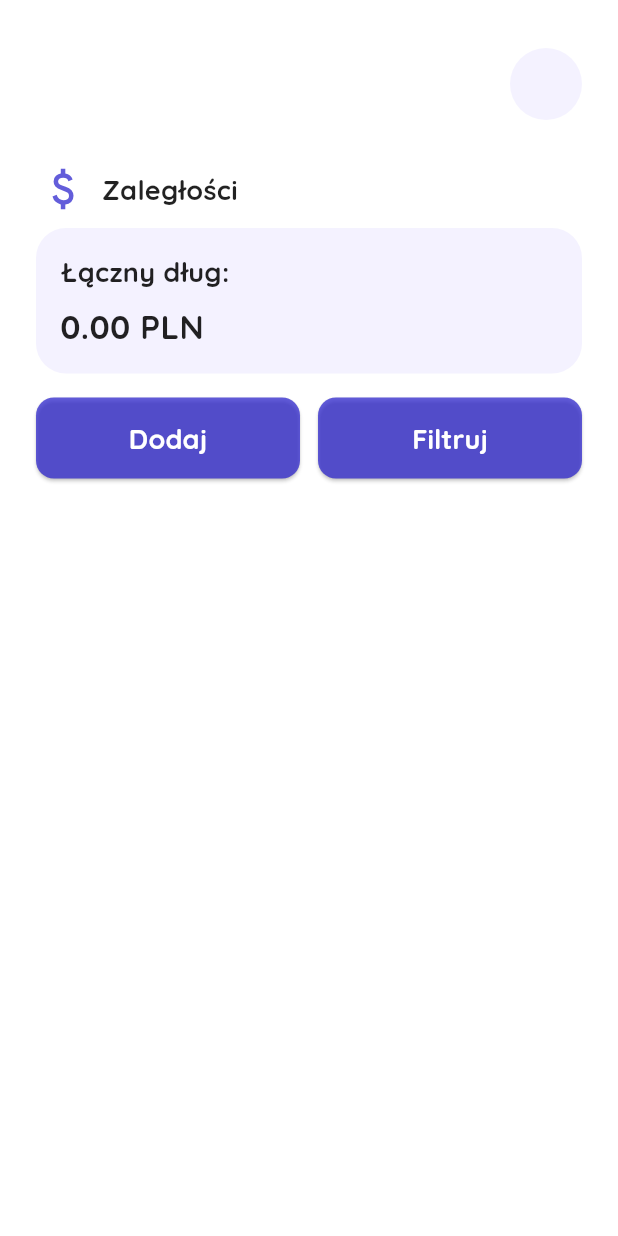
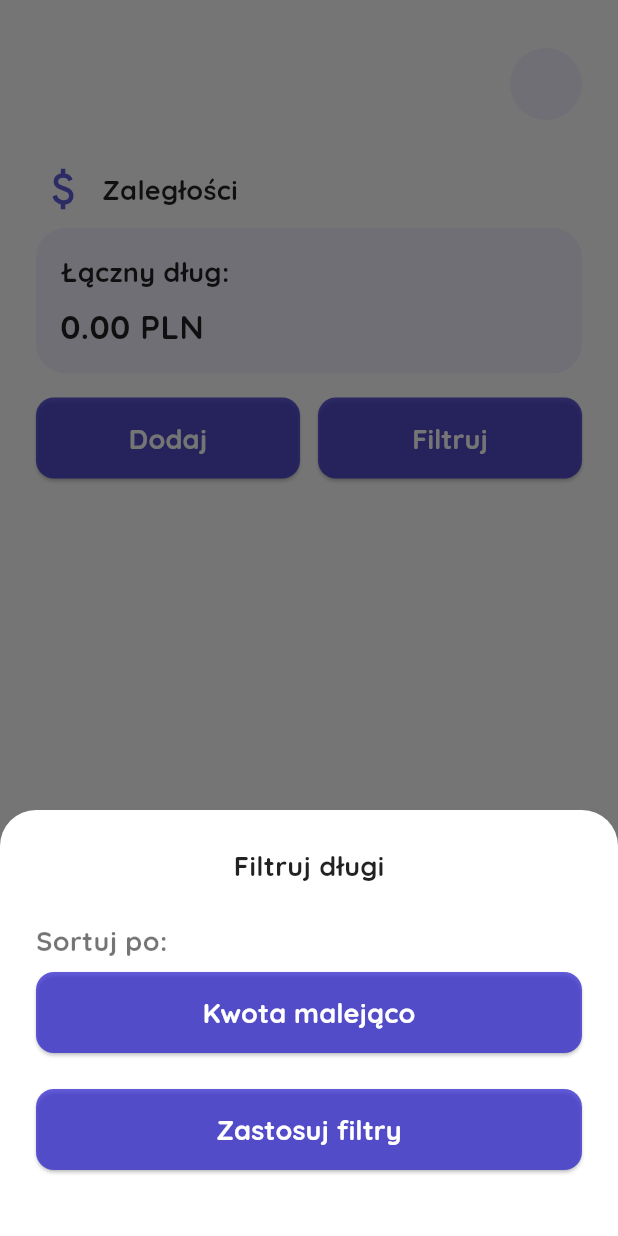
Before and after one commit to K-Pecka/Praca_Inzynierska2024-25, a Flutter app: the DebtOverviewScreen widget shown alone on an empty page, opened directly with empty values, after a tap on "Filtruj", on a phone screen of 412 x 824 dp. Run offline on Flutter 3.47's test engine with Material 3 defaults, Android fonts, the phone set to English and light mode, and no system bars; our stand-ins replace animated_custom_dropdown, flutter_svg, multi_select_flutter; accounts and stored records are empty; network calls fail; project files that could hold a hidden picture were left out.

Commit message:
add filter logic for debts

```diff
--- a/mobile/lib/features/budget/screens/debt_overview_screen.dart
+++ b/mobile/lib/features/budget/screens/debt_overview_screen.dart
@@ -3,6 +3,8 @@ import 'package:mobile/core/models/trip_model.dart';
 import 'package:mobile/core/models/debt_model.dart';
 import 'package:mobile/core/services/debt_service.dart';
 import 'package:mobile/core/screens/base_screen.dart';
+import 'package:mobile/core/theme/themes.dart';
+import '../../../core/theme/text_styles.dart';
 import '../widgets/debt_widgets.dart';
 import 'debt_detail_screen.dart';
 
@@ -25,6 +27,26 @@ class _DebtOverviewScreenState extends State<DebtOverviewScreen> {
     _loadDebts();
   }
 
+  String _sortOption = 'Kwota malejąco';
+
+  final List<String> _sortOptions = [
+    'Kwota malejąco',
+    'Kwota rosnąco',
+  ];
+
+  void _applySorting() {
+    setState(() {
+      switch (_sortOption) {
+        case 'Kwota rosnąco':
+          _debts.sort((a, b) => a.priceInPln.compareTo(b.priceInPln));
+          break;
+        case 'Kwota malejąco':
+        default:
+          _debts.sort((a, b) => b.priceInPln.compareTo(a.priceInPln));
+      }
+    });
+  }
+
   Future<void> _loadDebts() async {
     try {
       final debts = await DebtService.fetchDebts(tripId: widget.trip.id);
@@ -32,11 +54,13 @@ class _DebtOverviewScreenState extends State<DebtOverviewScreen> {
         _debts = debts;
         _loading = false;
       });
+      _applySorting();
     } catch (e) {
       setState(() => _loading = false);
-      // Możesz dodać handleError tutaj
     }
   }
+
+
 
   void _showAddDebtForm() {
     showModalBottomSheet(
@@ -77,7 +101,7 @@ class _DebtOverviewScreenState extends State<DebtOverviewScreen> {
           DebtActionsRow(
             showForm: false,
             onToggleForm: _showAddDebtForm,
-            onFilter: () {},
+            onFilter: _showFilterDialog,
           ),
           const SizedBox(height: 24),
           ListView.builder(
@@ -104,4 +128,77 @@ class _DebtOverviewScreenState extends State<DebtOverviewScreen> {
       ),
     );
   }
+  void _showFilterDialog() {
+    showModalBottomSheet(
+      context: context,
+      isScrollControlled: true,
+      backgroundColor: Colors.white,
+      shape: const RoundedRectangleBorder(
+        borderRadius: BorderRadius.vertical(top: Radius.circular(24)),
+      ),
+      builder: (context) {
+        return Padding(
+          padding: const EdgeInsets.fromLTRB(24, 24, 24, 0),
+          child: Column(
+            mainAxisSize: MainAxisSize.min,
+            crossAxisAlignment: CrossAxisAlignment.start,
+            children: [
+              const Center(
+                child: Text('Filtruj długi', style:  TextStyles.cardTitleHeading),
+              ),
+              const SizedBox(height: 24),
+
+              const Text('Sortuj po:', style: TextStyles.subtitle),
+              const SizedBox(height: 8),
+              StatefulBuilder(
+                builder: (context, setModalState) {
+                  return SizedBox(
+                    width: double.infinity,
+                    child: ElevatedButton(
+                      onPressed: () {
+                        setState(() {
+                          final currentIndex = _sortOptions.indexOf(_sortOption);
+                          _sortOption = _sortOptions[(currentIndex + 1) % _sortOptions.length];
+                        });
+                        setModalState(() {});
+                      },
+                      style: ElevatedButton.styleFrom(
+                        backgroundColor: AppColors.primary,
+                        padding: const EdgeInsets.symmetric(vertical: 14),
+                        shape: RoundedRectangleBorder(
+                          borderRadius: BorderRadius.circular(12),
+                        ),
+                      ),
+                      child: Text(_sortOption, style: TextStyles.whiteSubtitle),
+                    ),
+                  );
+                },
+              ),
+
+              const SizedBox(height: 24),
+              SizedBox(
+                width: double.infinity,
+                child: ElevatedButton(
+                  onPressed: () {
+                    Navigator.pop(context);
+                    _applySorting();
+                  },
+                  style: ElevatedButton.styleFrom(
+                    backgroundColor: AppColors.primary,
+                    padding: const EdgeInsets.symmetric(vertical: 14),
+                    shape: RoundedRectangleBorder(
+                      borderRadius: BorderRadius.circular(12),
+                    ),
+                  ),
+                  child: const Text('Zastosuj filtry', style: TextStyles.whiteSubtitle),
+                ),
+              ),
+              const SizedBox(height: 20),
+              SizedBox(height: MediaQuery.of(context).viewInsets.bottom + 24),
+            ],
+          ),
+        );
+      },
+    );
+  }
 }
```
